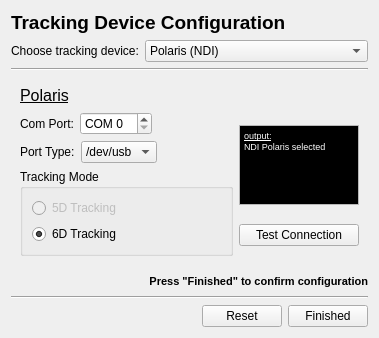
Qt form Modules/IGTUI/Qmitk/QmitkTrackingDeviceConfigurationWidgetControls.ui (MITK/MITK) before a commit.
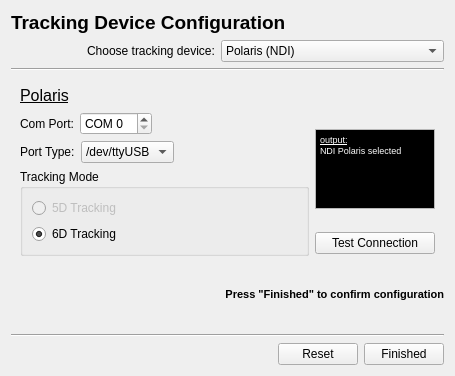
The same form after that commit. The open tabs and pages were chosen to show the change.

Commit message: Changed port type names and fixed some syntax errors

Diff of the .ui file:
```diff
--- a/Modules/IGTUI/Qmitk/QmitkTrackingDeviceConfigurationWidgetControls.ui
+++ b/Modules/IGTUI/Qmitk/QmitkTrackingDeviceConfigurationWidgetControls.ui
@@ -6,8 +6,8 @@
    <rect>
     <x>0</x>
     <y>0</y>
-    <width>338</width>
-    <height>338</height>
+    <width>455</width>
+    <height>376</height>
    </rect>
   </property>
   <property name="windowTitle">
@@ -178,7 +178,7 @@
               <widget class="QComboBox" name="portTypePolaris">
                <item>
                 <property name="text">
-                 <string>/dev/usb</string>
+                 <string>/dev/ttyUSB</string>
                 </property>
                </item>
                <item>
@@ -286,9 +286,9 @@
               <string>&lt;!DOCTYPE HTML PUBLIC &quot;-//W3C//DTD HTML 4.0//EN&quot; &quot;http://www.w3.org/TR/REC-html40/strict.dtd&quot;&gt;
 &lt;html&gt;&lt;head&gt;&lt;meta name=&quot;qrichtext&quot; content=&quot;1&quot; /&gt;&lt;style type=&quot;text/css&quot;&gt;
 p, li { white-space: pre-wrap; }
-&lt;/style&gt;&lt;/head&gt;&lt;body style=&quot; font-family:'MS Shell Dlg 2'; font-size:8.25pt; font-weight:400; font-style:normal;&quot; bgcolor=&quot;#000000&quot;&gt;
-&lt;p style=&quot; margin-top:0px; margin-bottom:0px; margin-left:0px; margin-right:0px; -qt-block-indent:0; text-indent:0px;&quot;&gt;&lt;span style=&quot; font-size:7pt; text-decoration: underline; color:#ffffff;&quot;&gt;output:&lt;/span&gt;&lt;/p&gt;
-&lt;p style=&quot; margin-top:0px; margin-bottom:0px; margin-left:0px; margin-right:0px; -qt-block-indent:0; text-indent:0px;&quot;&gt;&lt;span style=&quot; font-size:7pt; color:#ffffff;&quot;&gt;NDI Polaris selected&lt;/span&gt;&lt;/p&gt;&lt;/body&gt;&lt;/html&gt;</string>
+&lt;/style&gt;&lt;/head&gt;&lt;body style=&quot; font-family:'Ubuntu'; font-size:11pt; font-weight:400; font-style:normal;&quot; bgcolor=&quot;#000000&quot;&gt;
+&lt;p style=&quot; margin-top:0px; margin-bottom:0px; margin-left:0px; margin-right:0px; -qt-block-indent:0; text-indent:0px;&quot;&gt;&lt;span style=&quot; font-family:'MS Shell Dlg 2'; font-size:7pt; text-decoration: underline; color:#ffffff;&quot;&gt;output:&lt;/span&gt;&lt;/p&gt;
+&lt;p style=&quot; margin-top:0px; margin-bottom:0px; margin-left:0px; margin-right:0px; -qt-block-indent:0; text-indent:0px;&quot;&gt;&lt;span style=&quot; font-family:'MS Shell Dlg 2'; font-size:7pt; color:#ffffff;&quot;&gt;NDI Polaris selected&lt;/span&gt;&lt;/p&gt;&lt;/body&gt;&lt;/html&gt;</string>
              </property>
              <property name="textInteractionFlags">
               <set>Qt::NoTextInteraction</set>
```
Left out of the diff: 16 changed lines with no effect on the pictures. The commit also changes 1 other file.
